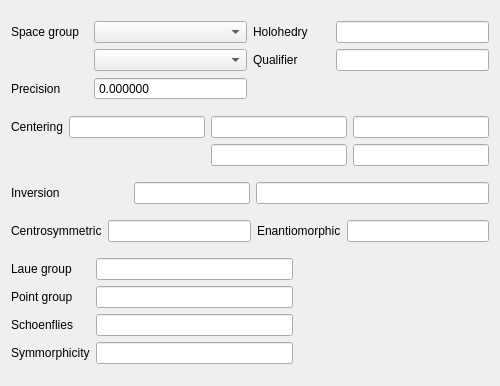
Old version of the form iraspa/iraspagui/cellsymmetryform.ui in the repository iRASPA/iRASPA-QT.
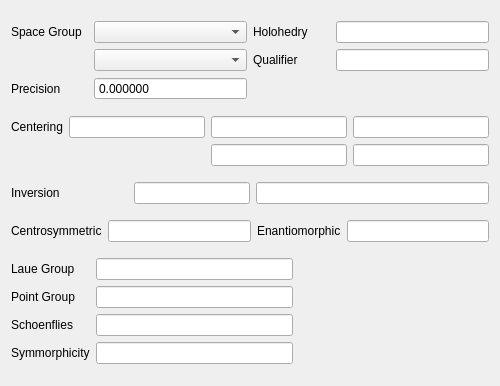
New version of the form. Custom widgets are drawn as their Qt base class.

```diff
--- a/iraspa/iraspagui/cellsymmetryform.ui
+++ b/iraspa/iraspagui/cellsymmetryform.ui
@@ -21,7 +21,7 @@
        <item row="0" column="0">
         <widget class="QLabel" name="label">
          <property name="text">
-          <string>Space group</string>
+          <string>Space Group</string>
          </property>
         </widget>
        </item>
@@ -230,14 +230,14 @@
        <item row="1" column="0">
         <widget class="QLabel" name="label_10">
          <property name="text">
-          <string>Point group</string>
+          <string>Point Group</string>
          </property>
         </widget>
        </item>
        <item row="0" column="0">
         <widget class="QLabel" name="label_9">
          <property name="text">
-          <string>Laue group</string>
+          <string>Laue Group</string>
          </property>
         </widget>
        </item>
```
